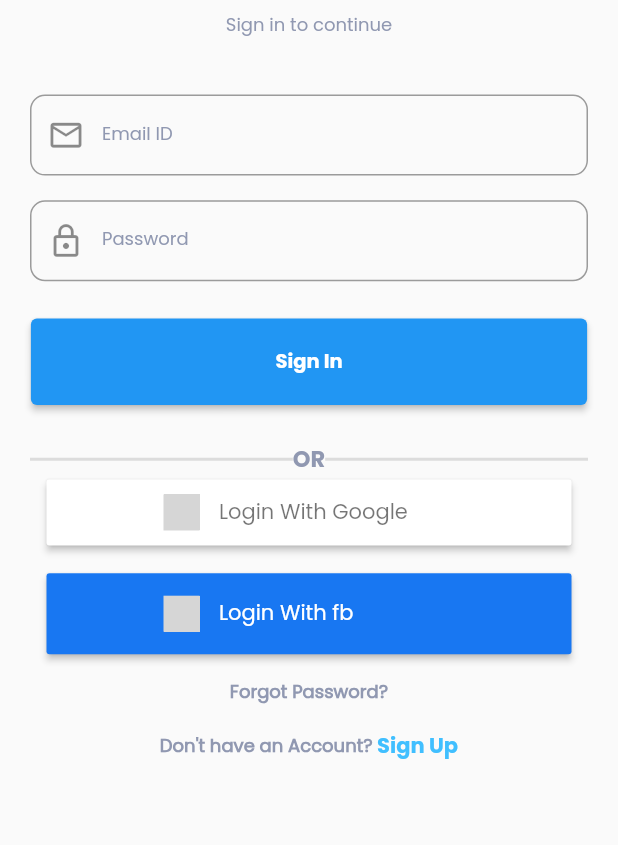
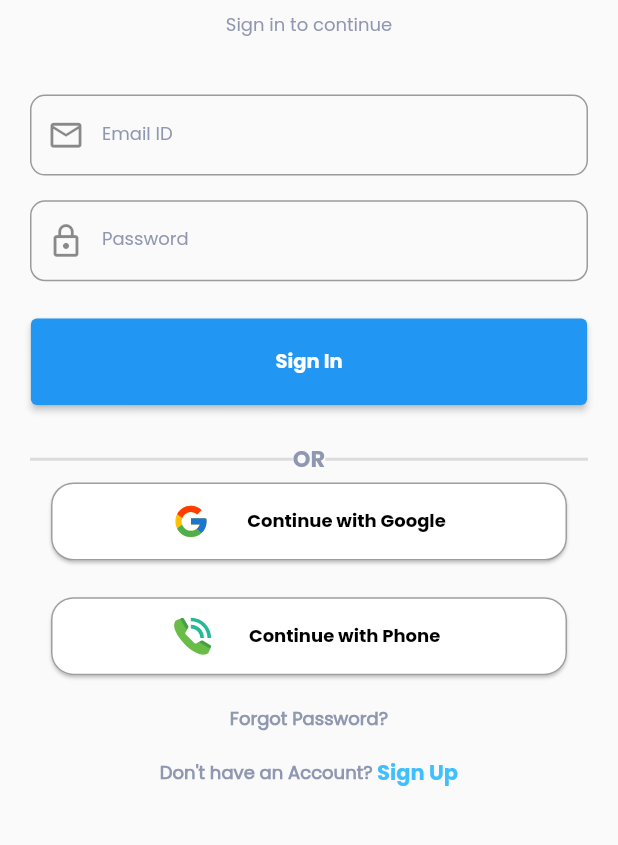
Before and after one commit to a-r-s-h-a-d/smartbuy, a Flutter app: the screen it shows after launch, on a phone screen of 412 x 824 dp, the part 340-1185 px from its top. Run offline on Flutter 3.47's test engine with Material 2 defaults, Android fonts, the light colour scheme and no system bars; our stand-ins replace cached_network_image, carousel_slider, firebase_auth, firebase_core, flutter_rating_bar, flutter_svg and 3 more; accounts and stored records are empty; grey boxes are pictures that could not be loaded.

Commit message:
Google signin done but need perfection

```diff
--- a/lib/presentation/forgot_password/screen_forgot_password.dart
+++ b/lib/presentation/forgot_password/screen_forgot_password.dart
@@ -1,7 +1,7 @@
 import 'package:flutter/material.dart';
 import 'package:smartbuy/core/colors/colors.dart';
 import 'package:smartbuy/core/constants.dart';
-import 'package:smartbuy/methods/forgot_password/forgot_password.dart';
+import 'package:smartbuy/authentication/forgot_password/forgot_password.dart';
 import 'package:smartbuy/presentation/widgets/custom_text_form_field.dart';
 
 class ScreenForgotPassword extends StatelessWidget {
--- a/lib/presentation/login/screen_login.dart
+++ b/lib/presentation/login/screen_login.dart
@@ -1,13 +1,16 @@
+import 'dart:developer';
+
 import 'package:flutter/material.dart';
-import 'package:flutter_signin_button/flutter_signin_button.dart';
 import 'package:get/get.dart';
 import 'package:smartbuy/core/colors/colors.dart';
 import 'package:smartbuy/core/constants.dart';
-import 'package:smartbuy/methods/sign_in/sign_in.dart';
+import 'package:smartbuy/authentication/sign_in/sign_in.dart';
 import 'package:smartbuy/presentation/forgot_password/screen_forgot_password.dart';
+import 'package:smartbuy/presentation/login/widgets/signup_button.dart';
 import 'package:smartbuy/presentation/registration/screen_registration.dart';
 import 'package:smartbuy/presentation/widgets/app_logo.dart';
 import 'package:smartbuy/presentation/widgets/custom_text_form_field.dart';
+import 'package:smartbuy/service/auth_service.dart';
 
 class ScreenLogin extends StatelessWidget {
   ScreenLogin({super.key});
@@ -15,6 +18,7 @@ class ScreenLogin extends StatelessWidget {
   final formKey = GlobalKey<FormState>();
   final TextEditingController emailController = TextEditingController();
   final TextEditingController passwordController = TextEditingController();
+  AuthClass authClass = AuthClass();
 
   @override
   Widget build(BuildContext context) {
@@ -87,24 +91,21 @@ class ScreenLogin extends StatelessWidget {
                     ),
                   ],
                 ),
-                SignInButton(
-                  Buttons.Google,
-                  onPressed: () {},
-                  padding: const EdgeInsets.symmetric(
-                    vertical: 10,
-                    horizontal: 65,
-                  ),
-                  text: "Login With Google",
+                SignUpButton(
+                  buttonName: 'Continue with Google',
+                  imagePath: 'assets/images/google.svg',
+                  size: 12,
                 ),
+                // ElevatedButton(
+                //     onPressed: () async {
+                //       await authClass.googleSignIn(context);
+                //     },
+                //     child: const Text('google')),
                 SizedBox(height: height * 0.02),
-                SignInButton(
-                  Buttons.FacebookNew,
-                  onPressed: () {},
-                  padding: const EdgeInsets.symmetric(
-                    vertical: 15,
-                    horizontal: 65,
-                  ),
-                  text: "Login With fb",
+                SignUpButton(
+                  buttonName: 'Continue with Phone ',
+                  imagePath: 'assets/images/phone.svg',
+                  size: 12,
                 ),
                 SizedBox(height: height * 0.02),
                 InkWell(
--- /dev/null
+++ b/lib/presentation/login/widgets/signup_button.dart
@@ -0,0 +1,55 @@
+import 'package:flutter/material.dart';
+import 'package:flutter_svg/flutter_svg.dart';
+import 'package:smartbuy/core/colors/colors.dart';
+import 'package:smartbuy/core/constants.dart';
+import 'package:smartbuy/service/auth_service.dart';
+
+class SignUpButton extends StatelessWidget {
+  final String imagePath;
+  final String buttonName;
+  final double size;
+
+  SignUpButton({
+    required this.imagePath,
+    required this.buttonName,
+    required this.size,
+    Key? key,
+  }) : super(key: key);
+  AuthClass authClass = AuthClass();
+
+  @override
+  Widget build(BuildContext context) {
+    return SizedBox(
+      width: MediaQuery.of(context).size.width - 60,
+      height: 60,
+      child: Card(
+        color: kWhiteColor,
+        shape: RoundedRectangleBorder(
+            borderRadius: BorderRadius.circular(15),
+            side: const BorderSide(
+              width: 1,
+              color: Colors.grey,
+            )),
+        child: InkWell(
+          onTap: () async {
+            buttonName == 'Continue with Google'
+                ? await authClass.googleSignIn(context)
+                : null;
+          },
+          child: Row(
+            mainAxisAlignment: MainAxisAlignment.center,
+            children: [
+              SvgPicture.asset(
+                imagePath,
+                height: 25,
+                width: 25,
+              ),
+              const SizedBox(width: 25),
+              boldTextStyle(size, kBlackColor, buttonName)!
+            ],
+          ),
+        ),
+      ),
+    );
+  }
+}
--- a/lib/presentation/registration/screen_registration.dart
+++ b/lib/presentation/registration/screen_registration.dart
@@ -2,7 +2,7 @@ import 'package:flutter/material.dart';
 import 'package:get/route_manager.dart';
 import 'package:smartbuy/core/colors/colors.dart';
 import 'package:smartbuy/core/constants.dart';
-import 'package:smartbuy/methods/sign_up/sign_up.dart';
+import 'package:smartbuy/authentication/sign_up/sign_up.dart';
 import 'package:smartbuy/presentation/login/screen_login.dart';
 import 'package:smartbuy/presentation/widgets/app_logo.dart';
 import 'package:smartbuy/presentation/widgets/custom_text_form_field.dart';
--- /dev/null
+++ b/lib/service/auth_service.dart
@@ -0,0 +1,32 @@
+import 'package:firebase_auth/firebase_auth.dart';
+import 'package:flutter/cupertino.dart';
+import 'package:google_sign_in/google_sign_in.dart';
+
+class AuthClass {
+  final GoogleSignIn _googleSignIn = GoogleSignIn(
+    scopes: [
+      'email',
+      'https://www.googleapis.com/auth/contacts.readonly',
+    ],
+  );
+
+  FirebaseAuth auth = FirebaseAuth.instance;
+  Future<void> googleSignIn(BuildContext context) async {
+    try {
+      GoogleSignInAccount? googleSignInAccount = await _googleSignIn.signIn();
+      if (googleSignInAccount != null) {
+        GoogleSignInAuthentication googleSignInAuthentication =
+            await googleSignInAccount.authentication;
+        AuthCredential credential = GoogleAuthProvider.credential(
+          idToken: googleSignInAuthentication.idToken,
+          accessToken: googleSignInAuthentication.accessToken,
+        );
+
+        try {
+          UserCredential userCredential =
+              await auth.signInWithCredential(credential);
+        } catch (e) {}
+      }
+    } catch (e) {}
+  }
+}
--- a/pubspec.yaml
+++ b/pubspec.yaml
@@ -37,8 +37,9 @@ dependencies:
   flutter:
     sdk: flutter
   flutter_rating_bar: ^4.0.1
-  flutter_signin_button: ^2.0.0
+  flutter_svg: ^1.1.6
   get: ^4.6.5
+  google_sign_in: ^5.4.2
   image_picker: ^0.8.6
   smooth_page_indicator: ^1.0.0+2
 
@@ -60,6 +61,8 @@ flutter:
   # To add assets to your application, add an assets section, like this:
   assets:
     - assets/images/temp_profile.jpg
+    - assets/images/google.svg
+    - assets/images/phone.svg
   #   - images/a_dot_ham.jpeg
   # An image asset can refer to one or more resolution-specific "variants", see
   # https://flutter.dev/assets-and-images/#resolution-aware
```
Also changed, not shown: assets/images/google.svg (added), assets/images/phone.svg (added), lib/authentication/forgot_password/forgot_password.dart (renamed from lib/methods/forgot_password/forgot_password.dart), lib/authentication/sign_in/sign_in.dart (renamed from lib/methods/sign_in/sign_in.dart), lib/authentication/sign_up/sign_up.dart (renamed from lib/methods/sign_up/sign_up.dart), pubspec.lock.
